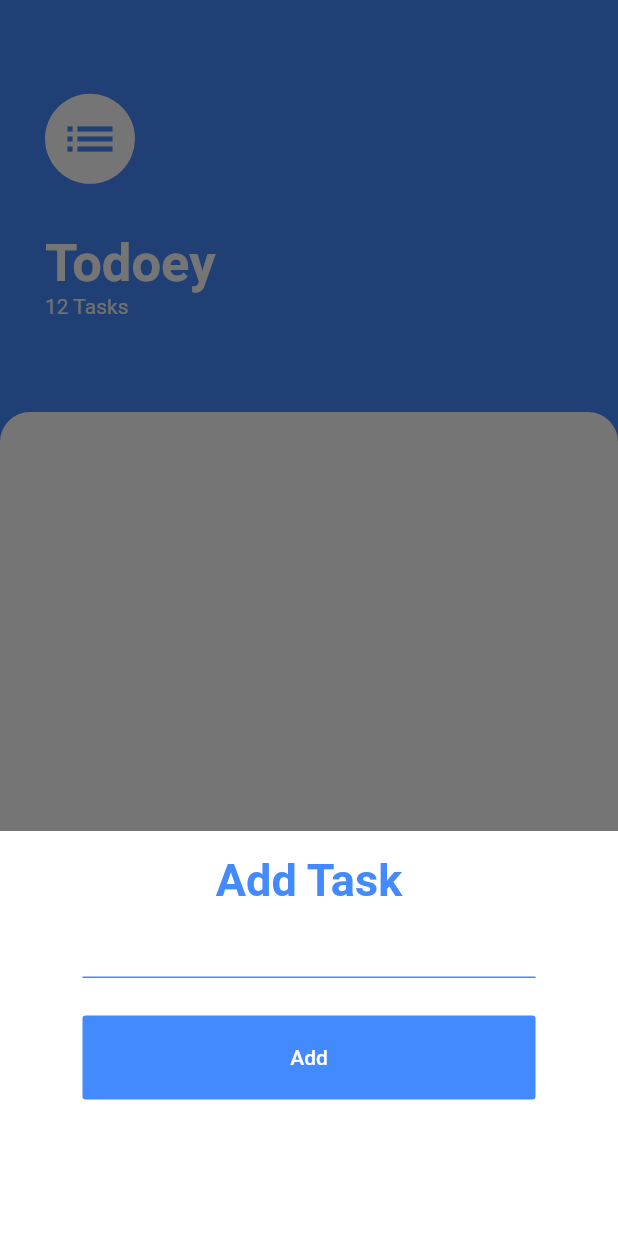
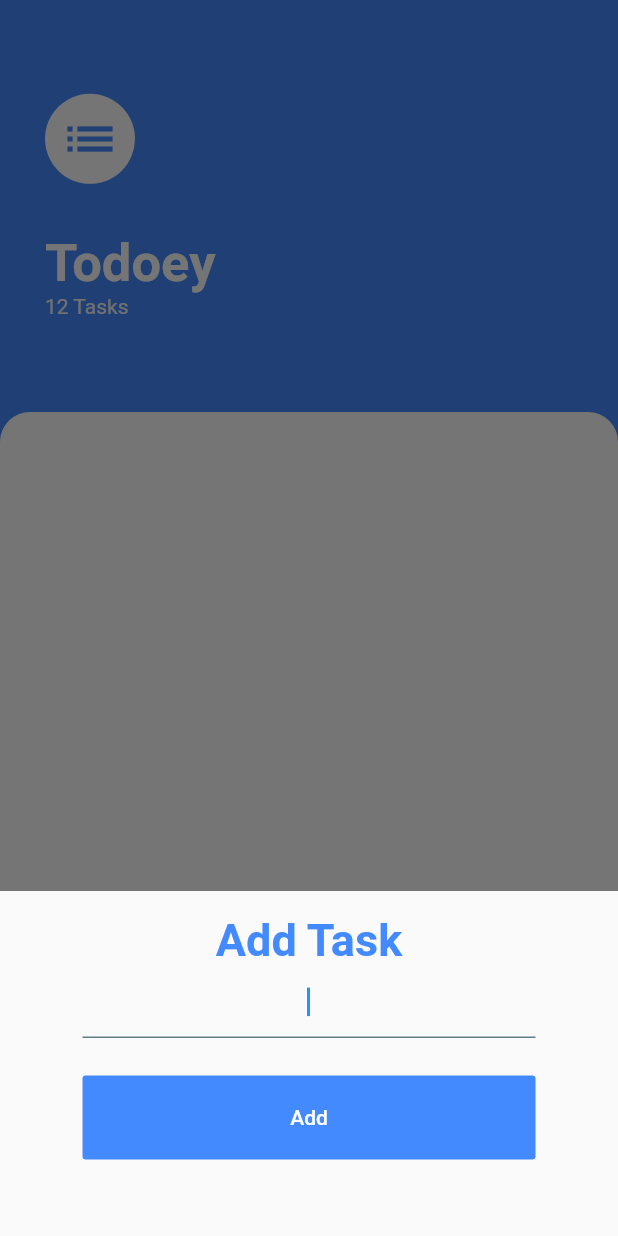
Before and after one commit to DauntlessDev/Todoey, a Flutter app: the screen it shows after launch, after a tap on the "add" icon, on a phone screen of 412 x 824 dp. Run offline on Flutter 3.47's test engine with Material 2 defaults, Android fonts, the phone set to English and light mode, and no system bars.

Commit message:
fixed: overflow of bottomsheet and mainbody

```diff
--- a/lib/components/taskbottomsheet.dart
+++ b/lib/components/taskbottomsheet.dart
@@ -16,10 +16,13 @@ class _TaskBottomSheetState extends State<TaskBottomSheet> {
 
   @override
   Widget build(BuildContext context) {
-    return Container(
+    return Padding(
+      padding:
+          EdgeInsets.only(bottom: MediaQuery.of(context).viewInsets.bottom),
+      child: SingleChildScrollView(
+        child: Container(
+          height: 230,
           padding: EdgeInsets.symmetric(vertical: 15, horizontal: 55),
-      color: Colors.white,
-      height: 270,
           child: Column(
             mainAxisAlignment: MainAxisAlignment.start,
             crossAxisAlignment: CrossAxisAlignment.center,
@@ -34,6 +37,8 @@ class _TaskBottomSheetState extends State<TaskBottomSheet> {
               ),
               TextField(
                 controller: textEditingController,
+                autofocus: true,
+                textAlign: TextAlign.center,
                 decoration: InputDecoration(
                   enabledBorder: UnderlineInputBorder(
                     borderSide: BorderSide(color: Colors.blueAccent),
@@ -63,8 +68,10 @@ class _TaskBottomSheetState extends State<TaskBottomSheet> {
                     ),
                   ),
                 ),
-          )
+              ),
             ],
+          ),
+        ),
       ),
     );
   }
--- a/lib/screens/tasks_screen.dart
+++ b/lib/screens/tasks_screen.dart
@@ -20,6 +20,7 @@ class _TasksScreenState extends State<TasksScreen> {
   @override
   Widget build(BuildContext context) {
     return Scaffold(
+        resizeToAvoidBottomInset: false,
         backgroundColor: Colors.blueAccent,
         floatingActionButton: FloatingActionButton(
           onPressed: () {
```
Lines whose indentation alone changed are shown as unchanged.
